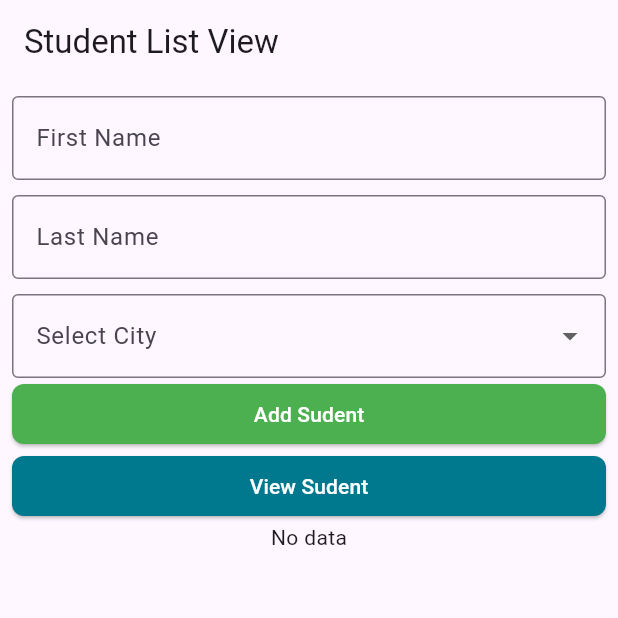
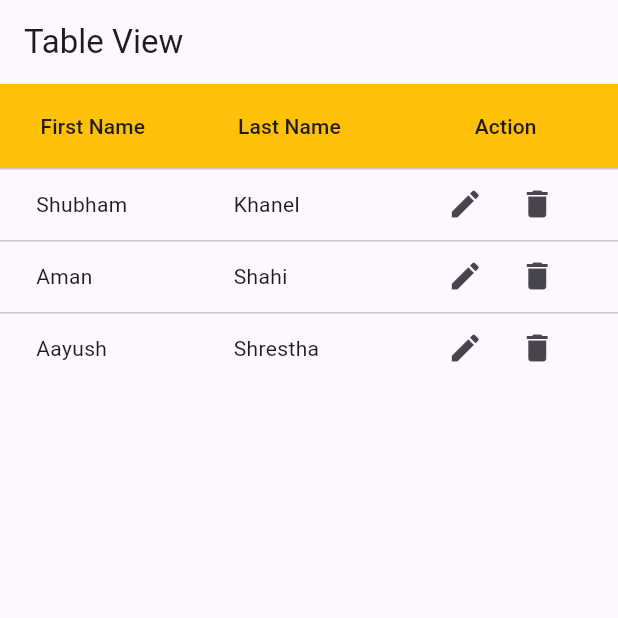
Before and after one commit to AakashShahi/mobile-learning, a Flutter app: the screen it shows after launch, on a phone screen of 412 x 824 dp, the top half of it. Run offline on Flutter 3.47's test engine with Material 3 defaults, Android fonts, the phone set to English and light mode, and no system bars.

Commit message:
Table task done

```diff
--- a/lib/app.dart
+++ b/lib/app.dart
@@ -1,14 +1,12 @@
 import 'package:flutter/material.dart';
 import 'package:my_project/view/student_view.dart';
+import 'package:my_project/view/table_view.dart';
 
 class App extends StatelessWidget {
   const App({super.key});
 
   @override
   Widget build(BuildContext context) {
-    return MaterialApp(
-      home: StudentListView(),
-      debugShowCheckedModeBanner: false,
-    );
+    return MaterialApp(home: TableView(), debugShowCheckedModeBanner: false);
   }
 }
--- a/lib/model/student.dart
+++ b/lib/model/student.dart
@@ -1,7 +1,7 @@
 class Student {
   final String fname;
   final String lname;
-  final String city;
+  final String? city;
 
-  Student({required this.fname, required this.lname, required this.city});
+  Student({required this.fname, required this.lname, this.city});
 }
--- /dev/null
+++ b/lib/view/table_view.dart
@@ -0,0 +1,81 @@
+import 'package:flutter/material.dart';
+import 'package:my_project/model/student.dart';
+
+class TableView extends StatefulWidget {
+  const TableView({super.key});
+
+  @override
+  State<TableView> createState() => _TableViewState();
+}
+
+class _TableViewState extends State<TableView> {
+  List<Student> lstStudent = [
+    Student(fname: "Shubham", lname: "Khanel"),
+    Student(fname: "Aman", lname: "Shahi"),
+    Student(fname: "Aayush", lname: "Shrestha"),
+  ];
+  @override
+  Widget build(BuildContext context) {
+    return Scaffold(
+      appBar: AppBar(title: Text("Table View")),
+      body: SafeArea(
+        child: Column(
+          children: [
+            SizedBox(
+              width: double.infinity,
+              child: DataTable(
+                headingRowColor: MaterialStateColor.resolveWith(
+                  (states) => Colors.amber,
+                ),
+                columns: const [
+                  DataColumn(
+                    label: Expanded(
+                      child: Text("First Name", textAlign: TextAlign.center),
+                    ),
+                  ),
+                  DataColumn(
+                    label: Expanded(child: Center(child: Text("Last Name"))),
+                  ),
+                  DataColumn(
+                    label: Expanded(child: Center(child: Text("Action"))),
+                  ),
+                ],
+                rows:
+                    lstStudent
+                        .map(
+                          (student) => DataRow(
+                            cells: [
+                              DataCell(Text(student.fname)),
+                              DataCell(Text(student.lname)),
+                              DataCell(
+                                Wrap(
+                                  children: [
+                                    IconButton(
+                                      onPressed: () {
+                                        setState(() {});
+                                      },
+                                      icon: Icon(Icons.edit),
+                                    ),
+                                    IconButton(
+                                      onPressed: () {
+                                        setState(() {
+                                          lstStudent.remove(student);
+                                        });
+                                      },
+                                      icon: Icon(Icons.delete),
+                                    ),
+                                  ],
+                                ),
+                              ),
+                            ],
+                          ),
+                        )
+                        .toList(),
+              ),
+            ),
+          ],
+        ),
+      ),
+    );
+  }
+}
```
